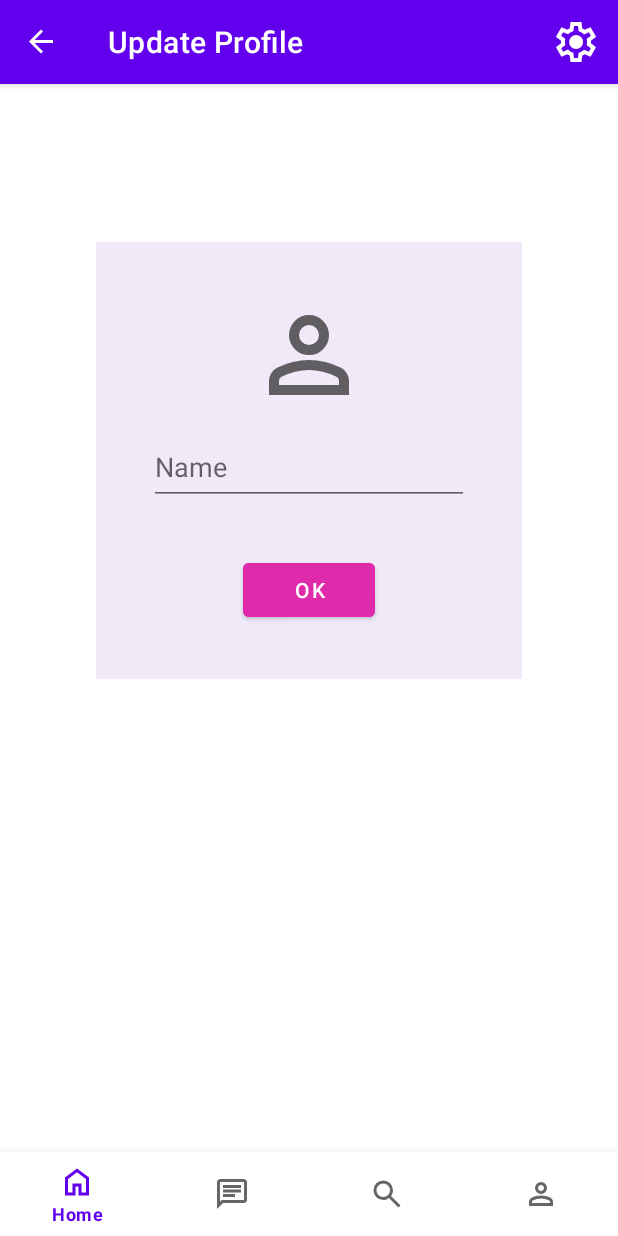
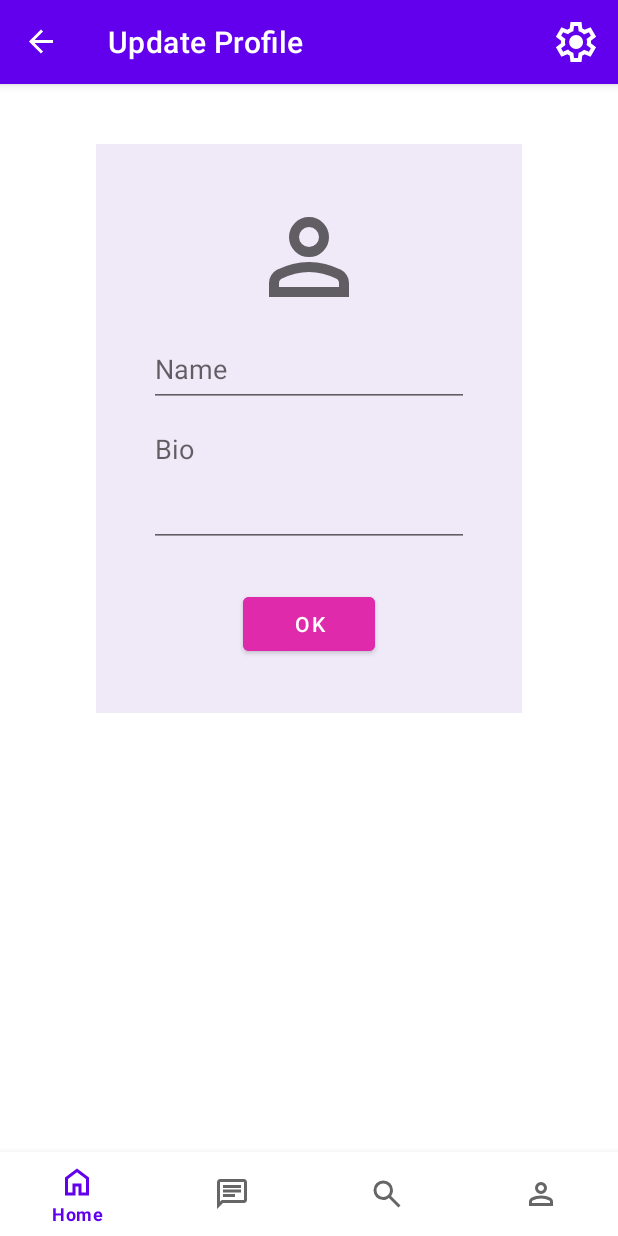
Before and after one commit to Gor-Madatyan/EduNet-android, an Android app: the ProfileUpdateFragment screen opened through its navigation route, on a phone screen of 412 x 824 dp. Run offline under Robolectric (Android 15) with nearby library versions, the phone set to English and light mode, and no system bars; our stand-ins replace Dagger/Hilt's generated code, navigation-ui; 5 statements that could not run were skipped.

Commit message:
added Bio field in profile

```diff
--- a/app/build.gradle.kts
+++ b/app/build.gradle.kts
@@ -47,6 +47,7 @@ dependencies {
     implementation(platform("com.google.firebase:firebase-bom:32.7.3"))
     implementation("com.google.firebase:firebase-auth")
     implementation("com.google.firebase:firebase-storage")
+    implementation("com.google.firebase:firebase-firestore")
     implementation("com.firebaseui:firebase-ui-auth:8.0.2")
 
     //firebase auth ui cant work for higher versions
--- a/app/src/main/java/com/example/edunet/data/service/api/AccountService.java
+++ b/app/src/main/java/com/example/edunet/data/service/api/AccountService.java
@@ -27,5 +27,4 @@ public interface AccountService {
     boolean validateUserUpdate(@NonNull UserUpdateRequest request);
 
     void signOut();
-
 }
--- a/app/src/main/java/com/example/edunet/data/service/model/User.java
+++ b/app/src/main/java/com/example/edunet/data/service/model/User.java
@@ -3,5 +3,5 @@ package com.example.edunet.data.service.model;
 import android.net.Uri;
 
 
-public record User(String id, String name, Uri photo, boolean isAnonymous) {
+public record User(String id, String name, Uri photo, boolean isAnonymous, String bio) {
 }
--- a/app/src/main/java/com/example/edunet/ui/screen/profile/ProfileFragment.java
+++ b/app/src/main/java/com/example/edunet/ui/screen/profile/ProfileFragment.java
@@ -16,6 +16,8 @@ import com.bumptech.glide.Glide;
 import com.example.edunet.R;
 import com.example.edunet.StartUpActivity;
 import com.example.edunet.databinding.FragmentProfileBinding;
+
+import java.util.Objects;
 
 import javax.inject.Inject;
 
@@ -65,6 +67,7 @@ public class ProfileFragment extends Fragment {
 
         viewModel.uiState.observe(getViewLifecycleOwner(), state -> {
             binding.toolbarLayout.setTitle(state.userName());
+            binding.bio.setText(Objects.requireNonNullElse(state.bio(),getString(R.string.default_bio)));
             Glide.with(this)
                     .load(state.userPhoto())
                     .placeholder(R.drawable.ic_default_user)
--- a/app/src/main/java/com/example/edunet/ui/screen/profile/ProfileViewModel.java
+++ b/app/src/main/java/com/example/edunet/ui/screen/profile/ProfileViewModel.java
@@ -2,6 +2,8 @@ package com.example.edunet.ui.screen.profile;
 
 import android.net.Uri;
 
+import androidx.annotation.NonNull;
+import androidx.annotation.Nullable;
 import androidx.lifecycle.LiveData;
 import androidx.lifecycle.MediatorLiveData;
 import androidx.lifecycle.ViewModel;
@@ -25,7 +27,7 @@ public class ProfileViewModel extends ViewModel {
         _uiState.addSource(accountService.observeCurrentUser(),
                 user -> {
                     if (user != null)
-                        _uiState.setValue(new ProfileUiState(user.name(), user.photo()));
+                        _uiState.setValue(new ProfileUiState(user.name(), user.bio(), user.photo()));
                 });
     }
 
@@ -35,5 +37,5 @@ public class ProfileViewModel extends ViewModel {
 
 }
 
-record ProfileUiState(String userName, Uri userPhoto) {
+record ProfileUiState(@NonNull String userName, @Nullable String bio ,@Nullable Uri userPhoto) {
 }
--- a/app/src/main/java/com/example/edunet/ui/screen/profile/update/ProfileUpdateFragment.java
+++ b/app/src/main/java/com/example/edunet/ui/screen/profile/update/ProfileUpdateFragment.java
@@ -53,9 +53,11 @@ public class ProfileUpdateFragment extends Fragment {
         super.onViewCreated(view, savedInstanceState);
 
         binding.editName.setText(viewModel.getInitialName());
+        binding.editBio.setText(viewModel.getInitialBio());
 
         binding.submit.setOnClickListener(v -> {
             String newName = binding.editName.getText().toString();
+            String newBio = binding.editBio.getText().toString();
             Uri photo = viewModel.userPhoto.getValue();
 
             if (photo != null && !photo.equals(viewModel.getInitialAvatar()))
@@ -64,7 +66,7 @@ public class ProfileUpdateFragment extends Fragment {
                 );
 
 
-            viewModel.updateProfile(newName, requireContext().getApplicationContext());
+            viewModel.updateProfile(newName, newBio, requireContext().getApplicationContext());
         });
 
         binding.avatar.setOnClickListener(v ->
--- a/app/src/main/res/layout/fragment_profile_update.xml
+++ b/app/src/main/res/layout/fragment_profile_update.xml
@@ -1,23 +1,19 @@
 <?xml version="1.0" encoding="utf-8"?>
-<androidx.constraintlayout.widget.ConstraintLayout xmlns:android="http://schemas.android.com/apk/res/android"
+
+<androidx.core.widget.NestedScrollView xmlns:android="http://schemas.android.com/apk/res/android"
     xmlns:app="http://schemas.android.com/apk/res-auto"
     xmlns:tools="http://schemas.android.com/tools"
     android:layout_width="match_parent"
     android:layout_height="match_parent"
     tools:context=".ui.screen.profile.update.ProfileUpdateFragment">
 
-
     <androidx.constraintlayout.widget.ConstraintLayout
         android:layout_width="wrap_content"
         android:layout_height="wrap_content"
+        android:layout_gravity="center_horizontal"
+        android:layout_marginTop="40dp"
         android:background="@color/content_holder_background"
-        android:padding="35dp"
-        app:layout_constraintBottom_toBottomOf="parent"
-        app:layout_constraintEnd_toEndOf="parent"
-        app:layout_constraintHorizontal_bias="0.5"
-        app:layout_constraintStart_toStartOf="parent"
-        app:layout_constraintTop_toTopOf="parent"
-        app:layout_constraintVertical_bias="0.25">
+        android:padding="35dp">
 
         <ImageView
             android:id="@+id/avatar"
@@ -29,7 +25,7 @@
             app:layout_constraintEnd_toEndOf="parent"
             app:layout_constraintStart_toStartOf="parent"
             app:layout_constraintTop_toTopOf="parent"
-            app:layout_constraintVertical_bias="0" />
+            app:layout_constraintVertical_bias="0.0" />
 
         <EditText
             android:id="@+id/editName"
@@ -42,35 +38,54 @@
             android:inputType="textPersonName"
             app:layout_constraintBottom_toBottomOf="parent"
             app:layout_constraintEnd_toEndOf="parent"
+            app:layout_constraintHorizontal_bias="0.0"
             app:layout_constraintStart_toStartOf="parent"
             app:layout_constraintTop_toBottomOf="@+id/avatar"
-            app:layout_constraintVertical_bias="0" />
+            app:layout_constraintVertical_bias="0.0" />
+
+        <EditText
+            android:id="@+id/editBio"
+            android:layout_width="wrap_content"
+            android:layout_height="wrap_content"
+            android:layout_marginTop="5dp"
+            android:ems="10"
+            android:gravity="top|start"
+            android:hint="@string/bio"
+            android:importantForAutofill="no"
+            android:inputType="textMultiLine"
+            android:maxLines="10"
+            android:minLines="3"
+            android:scrollbars="vertical"
+            app:layout_constraintBottom_toBottomOf="parent"
+            app:layout_constraintEnd_toEndOf="parent"
+            app:layout_constraintHorizontal_bias="0.0"
+            app:layout_constraintStart_toStartOf="parent"
+            app:layout_constraintTop_toBottomOf="@+id/editName"
+            app:layout_constraintVertical_bias="0.0" />
 
         <TextView
             android:id="@+id/error"
             android:layout_width="wrap_content"
             android:layout_height="wrap_content"
-            android:layout_marginTop="5dp"
             android:textColor="@color/error"
             android:textSize="20sp"
             app:layout_constraintBottom_toBottomOf="parent"
             app:layout_constraintEnd_toEndOf="parent"
             app:layout_constraintStart_toStartOf="parent"
-            app:layout_constraintTop_toBottomOf="@+id/editName"
-            app:layout_constraintVertical_bias="0" />
+            app:layout_constraintTop_toBottomOf="@id/editBio"
+            app:layout_constraintVertical_bias="0.0" />
 
         <Button
             android:id="@+id/submit"
             android:layout_width="wrap_content"
             android:layout_height="wrap_content"
-            android:backgroundTint="@color/primary_button_color"
+            android:backgroundTint="@color/primary_button"
             android:text="@android:string/ok"
             app:layout_constraintBottom_toBottomOf="parent"
             app:layout_constraintEnd_toEndOf="parent"
             app:layout_constraintStart_toStartOf="parent"
-            app:layout_constraintTop_toBottomOf="@id/error"
-            app:layout_constraintVertical_bias="0" />
-
+            app:layout_constraintTop_toBottomOf="@+id/error"
+            app:layout_constraintVertical_bias="0.0" />
     </androidx.constraintlayout.widget.ConstraintLayout>
 
-</androidx.constraintlayout.widget.ConstraintLayout>
+</androidx.core.widget.NestedScrollView>
--- a/app/src/main/res/values/colors.xml
+++ b/app/src/main/res/values/colors.xml
@@ -7,7 +7,10 @@
     <color name="teal_700">#FF018786</color>
     <color name="black">#FF000000</color>
     <color name="white">#FFFFFFFF</color>
+
+
     <color name="content_holder_background">#EFE9F8</color>
-    <color name="primary_button_color">#DF2AAC</color>
+    <color name="primary_button">#DF2AAC</color>
     <color name="error">#DF1111</color>
+    <color name="text">#37375C</color>
 </resources>
--- a/app/src/main/res/values/error_messages.xml
+++ b/app/src/main/res/values/error_messages.xml
@@ -6,4 +6,5 @@
     <string name="error_cant_upload_photo">Can\'t upload photo</string>
     <string name="error_cant_access_photo">Can\'t access photo</string>
     <string name="error_profile_update">Failed to update profile</string>
+    <string name="error_bio_update">Failed to update bio</string>
 </resources>
--- a/app/src/main/res/values/strings.xml
+++ b/app/src/main/res/values/strings.xml
@@ -8,6 +8,8 @@
     <string name="title_profile">Profile</string>
     <string name="title_update_profile">Update Profile</string>
     <string name="title_settings">Settings</string>
+    <string name="action_settings">Settings</string>
+
 
     <string name="settings_page_placeholder">Settings Page</string>
     <string name="home_page_placeholder">Home Page</string>
@@ -18,5 +20,7 @@
     <string name="edit_profile">Edit Profile</string>
     <string name="user_avatar">User avatar</string>
     <string name="name">Name</string>
+    <string name="bio">Bio</string>
+    <string name="default_bio">Nothing to say about me</string>
 
 </resources>
```
Also changed, not shown: app/src/main/java/com/example/edunet/StartUpActivity.java (+6 -2 lines), app/src/main/java/com/example/edunet/data/service/impl/AccountServiceImpl.java (+104 -13 lines), app/src/main/java/com/example/edunet/data/service/impl/account/ProfileManager.java (+15 -0 lines), app/src/main/java/com/example/edunet/data/service/impl/account/task/UpdateProfileWorker.java (+9 -0 lines), app/src/main/java/com/example/edunet/data/service/model/UserUpdateRequest.java (+30 -12 lines), app/src/main/java/com/example/edunet/data/service/util/firebase/FirebaseTypesConversionsUtils.java (+5 -2 lines), app/src/main/java/com/example/edunet/data/service/util/firebase/FirestoreUtils.java (added, +38 -0 lines), app/src/main/java/com/example/edunet/di/FirebaseModule.java (+8 -2 lines), app/src/main/java/com/example/edunet/ui/screen/profile/update/ProfileUpdateViewModel.java (+10 -2 lines), app/src/main/res/layout/fragment_profile.xml (+22 -7 lines).
